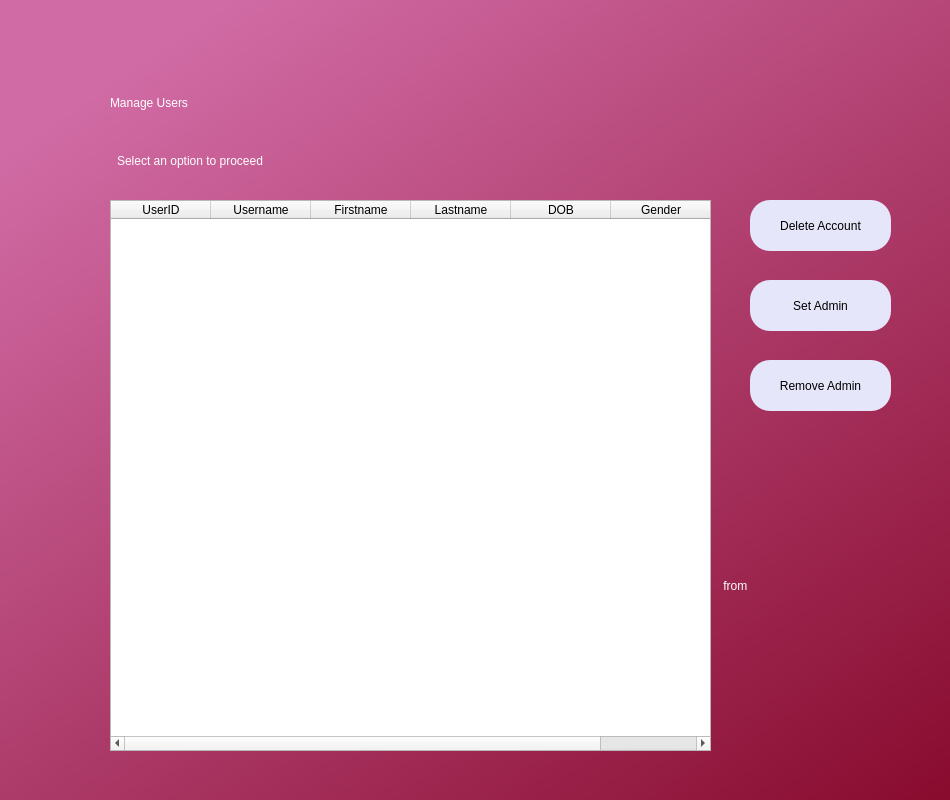
This is manageaccs.ui in AnshulS853/Coursework_Prototype as Qt 5 draws it before an edit. The edited form follows.
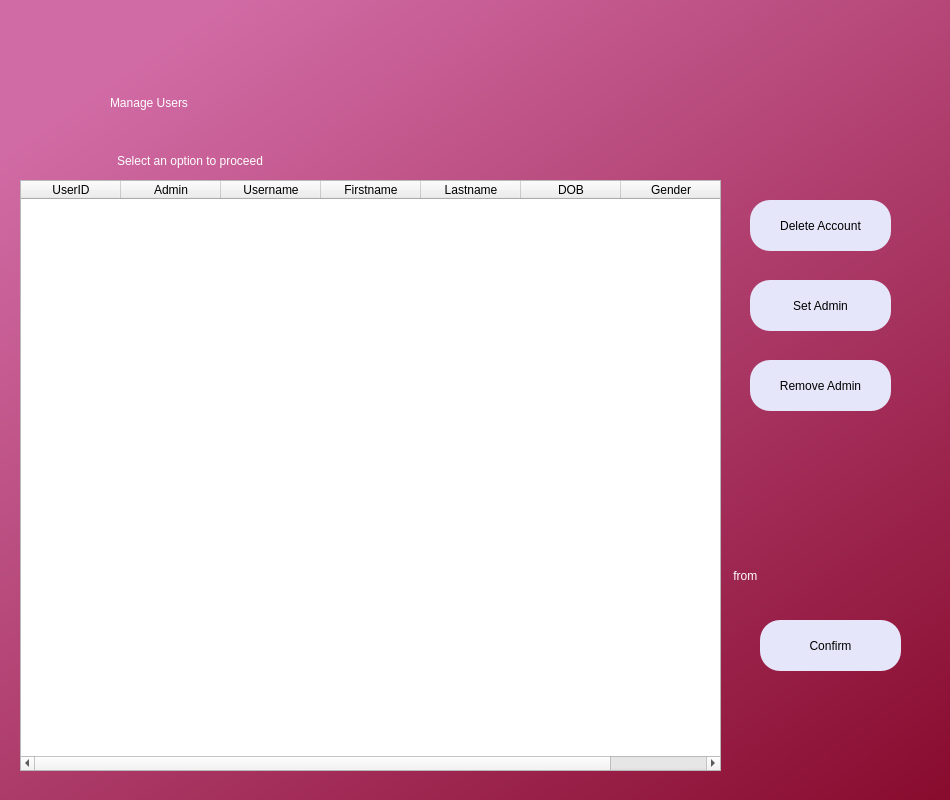
This is the edited form.

Patch:
```diff
--- a/manageaccs.ui
+++ b/manageaccs.ui
@@ -73,10 +73,10 @@
    <widget class="QTableWidget" name="userstable">
     <property name="geometry">
      <rect>
-      <x>110</x>
-      <y>200</y>
-      <width>601</width>
-      <height>551</height>
+      <x>20</x>
+      <y>180</y>
+      <width>701</width>
+      <height>591</height>
      </rect>
     </property>
     <column>
@@ -84,6 +84,11 @@
       <string>UserID</string>
      </property>
     </column>
+    <column>
+     <property name="text">
+      <string>Admin</string>
+     </property>
+    </column>
     <column>
      <property name="text">
       <string>Username</string>
@@ -167,9 +172,9 @@
    <widget class="QLabel" name="label_5">
     <property name="geometry">
      <rect>
-      <x>720</x>
-      <y>520</y>
-      <width>231</width>
+      <x>730</x>
+      <y>510</y>
+      <width>191</width>
       <height>131</height>
      </rect>
     </property>
@@ -182,6 +187,24 @@
 &lt;user&gt;</string>
     </property>
    </widget>
+   <widget class="QPushButton" name="gotocreate_4">
+    <property name="geometry">
+     <rect>
+      <x>760</x>
+      <y>620</y>
+      <width>141</width>
+      <height>51</height>
+     </rect>
+    </property>
+    <property name="styleSheet">
+     <string notr="true">border-radius:20px;
+background-color: rgb(230, 230, 250);
+font: 14pt &quot;MS Shell Dlg 2&quot;;</string>
+    </property>
+    <property name="text">
+     <string>Confirm</string>
+    </property>
+   </widget>
   </widget>
  </widget>
  <resources>
```
Left out of the diff: 2 changed lines with no effect on the pictures.
